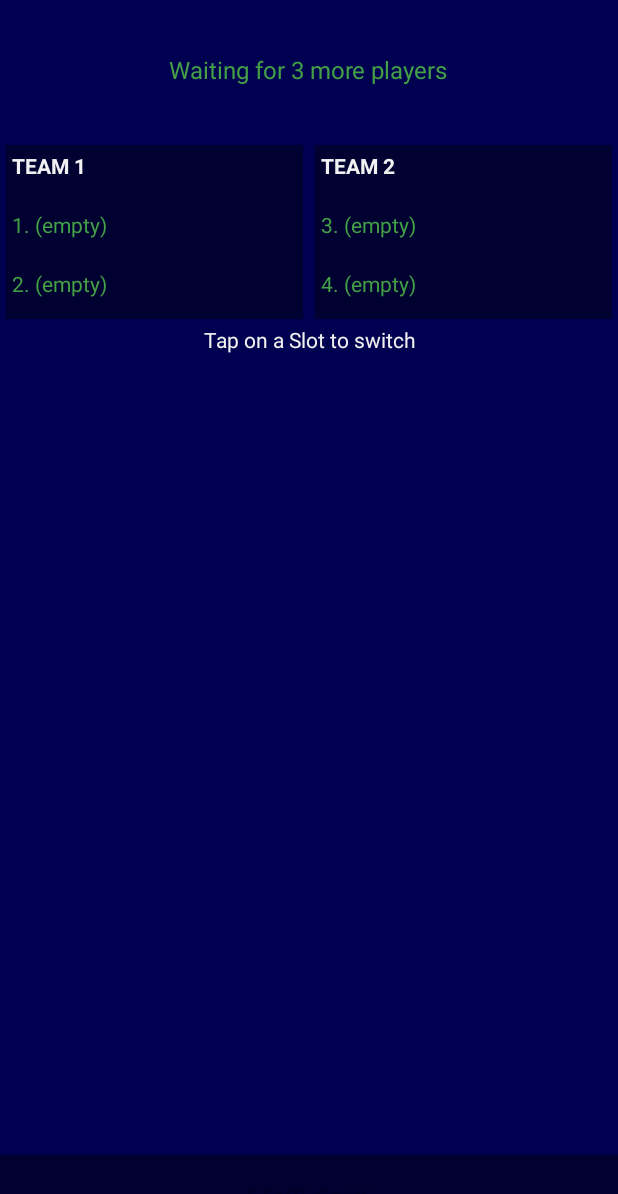
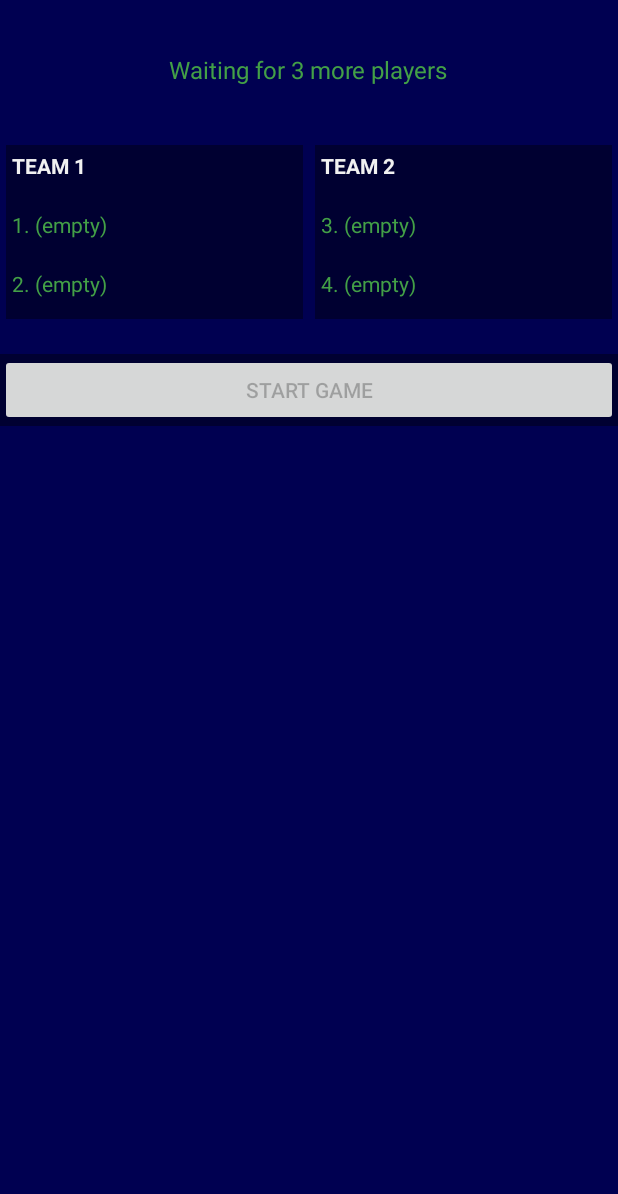
Before and after one commit to koosschwartz7/Fivehundred, an Android app: the LobbyActivity screen opened directly, with no data from a screen before it, on a phone screen of 412 x 824 dp. Shown: the top 1194 px of the screen. Run offline under Robolectric (Android 15) with nearby library versions, the phone set to English and light mode, and no system bars; our stand-ins replace Firebase (no records; nobody signed in at launch, a user with empty details on screens opened directly), data binding.

Commit message:
Creating a new match with FirebaseCommunicator now works correctly

```diff
--- a/app/src/main/java/za/co/kschwartz/fivehundreds/domain/Team.kt
+++ b/app/src/main/java/za/co/kschwartz/fivehundreds/domain/Team.kt
@@ -2,13 +2,14 @@ package za.co.kschwartz.fivehundreds.domain
 
 class Team(teamNr: Int = 1) {
 
-    var players = mutableMapOf<Int,Player>()
+    var players = mutableMapOf<String,Player>()
     var score: Int = 0
     var teamNr: Int = teamNr
 
     fun addPlayer(player: Player):Boolean {
         if (players.size < 2) {
-            players[players.size+1] = player
+            val playerTeamNr = players.size + 1
+            players["Player $playerTeamNr"] = player
             return true
         }
         return false
--- a/app/src/main/java/za/co/kschwartz/fivehundreds/network/MultiplayerCommunicator.kt
+++ b/app/src/main/java/za/co/kschwartz/fivehundreds/network/MultiplayerCommunicator.kt
@@ -13,6 +13,8 @@ interface MultiplayerCommunicator {
 
     fun joinMatch(matchId: String, playerName: String)
 
+    fun leaveMatch(match: Match, player: Player)
+
     fun switchPlayerSlot(newSlotNr: Int, player: Player)
 
     fun startMatch()
--- a/app/src/main/java/za/co/kschwartz/fivehundreds/network/ResponseReceiver.kt
+++ b/app/src/main/java/za/co/kschwartz/fivehundreds/network/ResponseReceiver.kt
@@ -8,4 +8,8 @@ interface ResponseReceiver {
 
     fun joinMatchFailure(message: String)
 
+    fun leaveMatchSuccess(match: Match)
+
+    fun matchUpdated(match: Match)
+
 }
--- a/app/src/main/res/layout/activity_fullscreen.xml
+++ b/app/src/main/res/layout/activity_fullscreen.xml
@@ -34,7 +34,6 @@
                 android:id="@+id/txtLogOut"
                 android:layout_width="wrap_content"
                 android:layout_height="wrap_content"
-                android:layout_gravity="center_horizontal"
                 android:layout_weight="1"
                 android:onClick="logOut"
                 android:padding="3sp"
--- a/app/src/main/res/layout/activity_lobby.xml
+++ b/app/src/main/res/layout/activity_lobby.xml
@@ -114,25 +114,14 @@
                 </LinearLayout>
 
                 <TextView
-                    android:id="@+id/textView11"
+                    android:id="@+id/txtGameID"
                     android:layout_width="match_parent"
                     android:layout_height="wrap_content"
-                    android:text="Tap on a Slot to switch"
                     android:textAlignment="center"
                     android:textColor="@color/offWhite" />
 
-            </LinearLayout>
-        </ScrollView>
-
-        <FrameLayout
-            android:id="@+id/fullscreen_content"
-            android:layout_width="match_parent"
-            android:layout_height="match_parent"
-            android:fitsSystemWindows="true">
-
                 <LinearLayout
                     android:id="@+id/containerPlayerHand"
-                style="?metaButtonBarStyle"
                     android:layout_width="match_parent"
                     android:layout_height="wrap_content"
                     android:layout_gravity="bottom|center_horizontal"
@@ -141,16 +130,16 @@
                     tools:ignore="UselessParent">
 
                     <Button
-                    android:id="@+id/dummy_button"
-                    style="?metaButtonBarButtonStyle"
-                    android:layout_width="0dp"
+                        android:id="@+id/btnStartGame"
+                        android:layout_width="wrap_content"
                         android:layout_height="wrap_content"
                         android:layout_weight="1"
                         android:enabled="false"
                         android:text="Start Game" />
+                </LinearLayout>
 
             </LinearLayout>
-        </FrameLayout>
+        </ScrollView>
 
     </FrameLayout>
 </layout>
--- a/build.gradle
+++ b/build.gradle
@@ -1,7 +1,7 @@
 // Top-level build file where you can add configuration options common to all sub-projects/modules.
 
 buildscript {
-    ext.kotlin_version = '1.3.71'
+    ext.kotlin_version = '1.4.21'
     repositories {
         google()
         jcenter()
```
Also changed, not shown: app/src/main/java/za/co/kschwartz/fivehundreds/FullscreenActivity.kt (+8 -0 lines), app/src/main/java/za/co/kschwartz/fivehundreds/GameActivity.kt (+0 -41 lines), app/src/main/java/za/co/kschwartz/fivehundreds/LobbyActivity.kt (+52 -51 lines), app/src/main/java/za/co/kschwartz/fivehundreds/domain/Match.kt (+6 -7 lines), app/src/main/java/za/co/kschwartz/fivehundreds/network/FirebaseCommunicator.kt (+34 -5 lines). Lines whose indentation alone changed are shown as unchanged.
